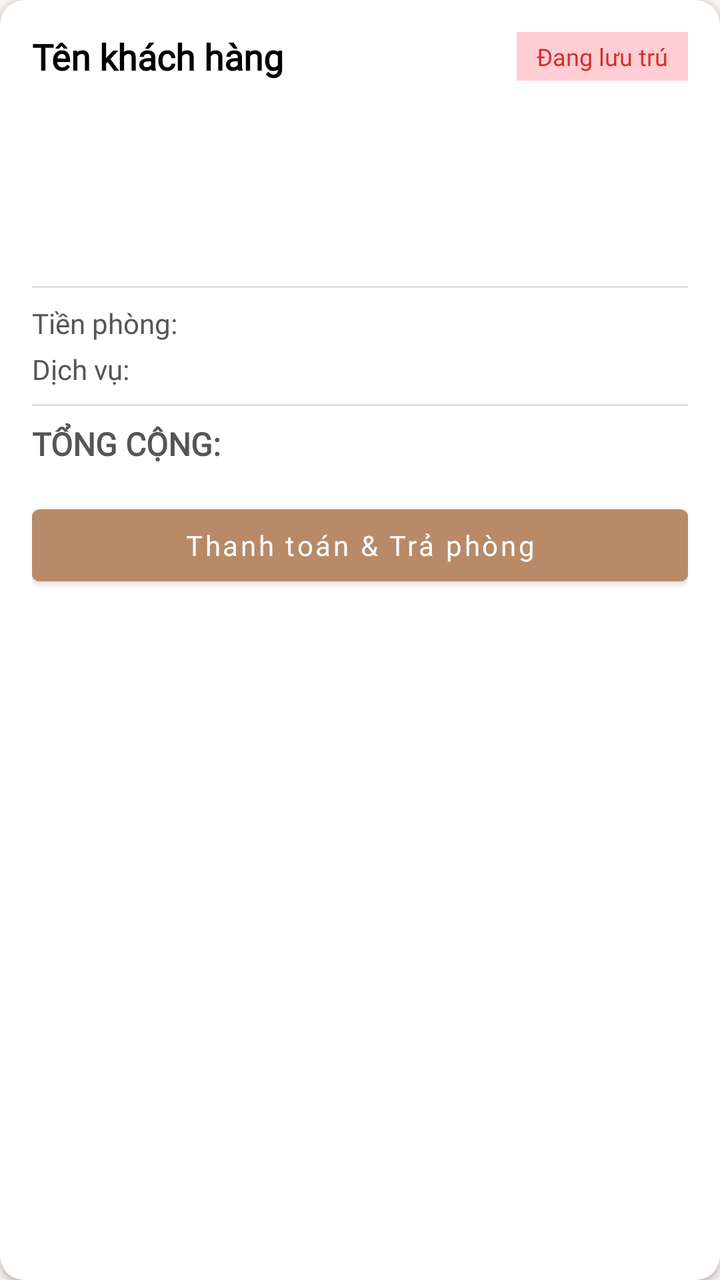
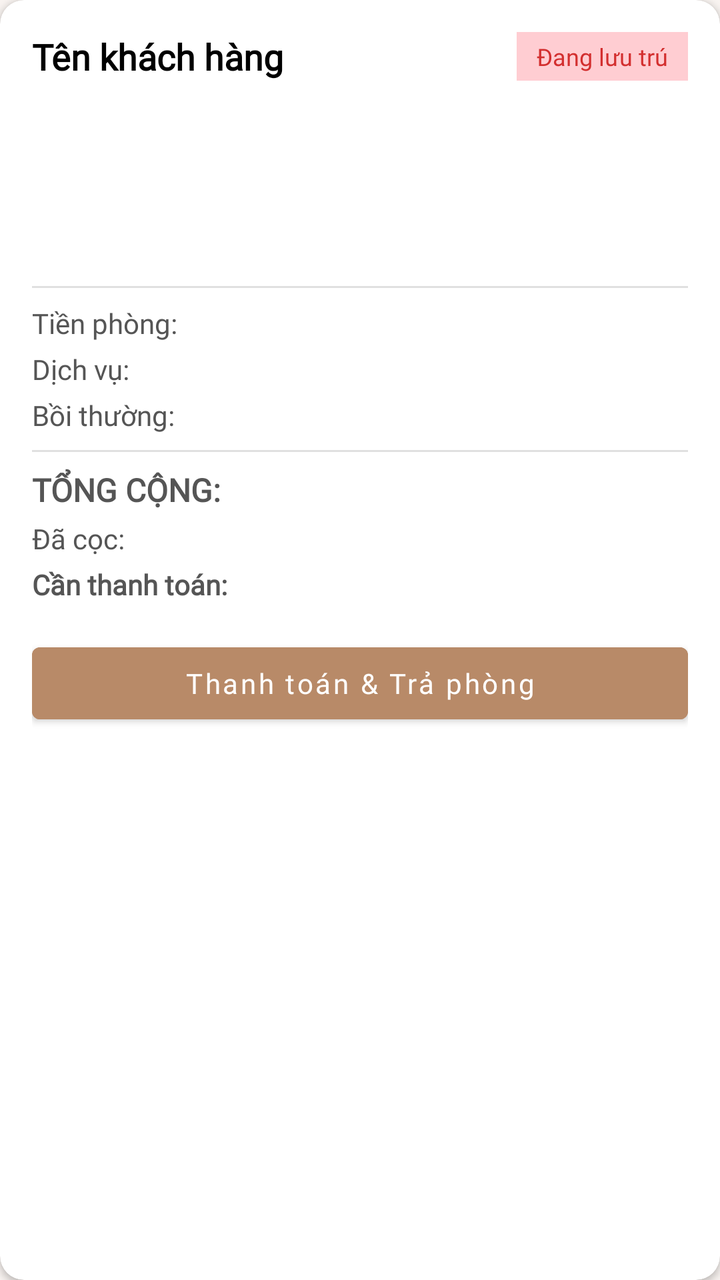

Before-and-after screenshots of an Android layout around one commit, followed by the original layout XML and the change that was made.
<!-- AndroidManifest.xml: application theme Theme.Project_Mobile -->
<!-- res/layout/item_checkout_card.xml -->
<?xml version="1.0" encoding="utf-8"?>
<androidx.cardview.widget.CardView xmlns:android="http://schemas.android.com/apk/res/android"
    xmlns:app="http://schemas.android.com/apk/res-auto"
    android:layout_width="match_parent"
    android:layout_height="wrap_content"
    android:layout_marginBottom="16dp"
    app:cardCornerRadius="12dp"
    app:cardElevation="2dp"
    android:backgroundTint="@android:color/white">

    <LinearLayout
        android:layout_width="match_parent"
        android:layout_height="wrap_content"
        android:orientation="vertical"
        android:padding="16dp">

        <LinearLayout
            android:layout_width="match_parent"
            android:layout_height="wrap_content"
            android:orientation="horizontal"
            android:gravity="center_vertical"
            android:layout_marginBottom="8dp">

            <TextView
                android:id="@+id/tvCustomerName"
                android:layout_width="0dp"
                android:layout_height="wrap_content"
                android:layout_weight="1"
                android:text="Tên khách hàng"
                android:fontFamily="@font/livvic"
                android:textStyle="bold"
                android:textSize="18sp"
                android:textColor="@color/black"/>

            <TextView
                android:layout_width="wrap_content"
                android:layout_height="wrap_content"
                android:background="#FFCDD2"
                android:paddingHorizontal="10dp"
                android:paddingVertical="4dp"
                android:text="Đang lưu trú"
                android:fontFamily="@font/livvic"
                android:textColor="#D32F2F"
                android:textSize="12sp"
                app:cornerRadius="4dp"/>
        </LinearLayout>

        <LinearLayout
            android:layout_width="match_parent"
            android:layout_height="wrap_content"
            android:orientation="horizontal"
            android:layout_marginBottom="12dp">
            <LinearLayout
                android:layout_width="0dp"
                android:layout_height="wrap_content"
                android:layout_weight="1"
                android:orientation="vertical">
                <TextView android:id="@+id/tvRoomNumber" android:layout_width="wrap_content" android:layout_height="wrap_content" android:textColor="#888888" android:textSize="13sp" android:layout_marginBottom="4dp"/>
                <TextView android:id="@+id/tvPhone" android:layout_width="wrap_content" android:layout_height="wrap_content" android:textColor="#888888" android:textSize="13sp" android:layout_marginBottom="4dp"/>
                <TextView android:id="@+id/tvEmail" android:layout_width="wrap_content" android:layout_height="wrap_content" android:textColor="#888888" android:textSize="13sp" android:layout_marginBottom="4dp"/>
                <TextView android:id="@+id/tvDateRange" android:layout_width="wrap_content" android:layout_height="wrap_content" android:textColor="#888888" android:textSize="13sp"/>
            </LinearLayout>
            <LinearLayout
                android:layout_width="wrap_content"
                android:layout_height="wrap_content"
                android:orientation="vertical"
                android:gravity="end">
                <TextView android:id="@+id/tvTotalGuests" android:layout_width="wrap_content" android:layout_height="wrap_content" android:textColor="#888888" android:textSize="13sp" android:layout_marginBottom="4dp"/>
                <TextView android:id="@+id/tvAdultCount" android:layout_width="wrap_content" android:layout_height="wrap_content" android:textColor="#888888" android:textSize="13sp" android:layout_marginBottom="4dp"/>
                <TextView android:id="@+id/tvChildCount" android:layout_width="wrap_content" android:layout_height="wrap_content" android:textColor="#888888" android:textSize="13sp"/>
            </LinearLayout>
        </LinearLayout>

        <View android:layout_width="match_parent" android:layout_height="1dp" android:background="#E0E0E0" android:layout_marginBottom="8dp"/>

        <LinearLayout android:layout_width="match_parent" android:layout_height="wrap_content" android:orientation="horizontal" android:layout_marginBottom="4dp">
            <TextView android:layout_width="0dp" android:layout_height="wrap_content" android:layout_weight="1" android:text="Tiền phòng:" android:fontFamily="@font/livvic" android:textColor="#555555"/>
            <TextView android:id="@+id/tvRoomFee" android:layout_width="wrap_content" android:layout_height="wrap_content" android:fontFamily="@font/livvic" android:textColor="#333333"/>
        </LinearLayout>

        <LinearLayout android:layout_width="match_parent" android:layout_height="wrap_content" android:orientation="horizontal" android:layout_marginBottom="8dp">
            <TextView android:layout_width="0dp" android:layout_height="wrap_content" android:layout_weight="1" android:text="Dịch vụ:" android:fontFamily="@font/livvic" android:textColor="#555555"/>
            <TextView android:id="@+id/tvServiceFee" android:layout_width="wrap_content" android:layout_height="wrap_content" android:fontFamily="@font/livvic" android:textColor="#333333"/>
        </LinearLayout>

        <View android:layout_width="match_parent" android:layout_height="1dp" android:background="#E0E0E0" android:layout_marginBottom="8dp"/>

        <LinearLayout android:layout_width="match_parent" android:layout_height="wrap_content" android:orientation="horizontal" android:layout_marginBottom="16dp">
            <TextView android:layout_width="0dp" android:layout_height="wrap_content" android:layout_weight="1" android:text="TỔNG CỘNG:" android:fontFamily="@font/livvic" android:textStyle="bold" android:textSize="16sp" android:textColor="#555555"/>
            <TextView android:id="@+id/tvTotalFee" android:layout_width="wrap_content" android:layout_height="wrap_content" android:fontFamily="@font/livvic" android:textStyle="bold" android:textSize="16sp" android:textColor="#AA7E5A"/>
        </LinearLayout>

        <Button
            android:id="@+id/btnPayAndCheckout"
            android:layout_width="match_parent"
            android:layout_height="wrap_content"
            android:backgroundTint="#B88A68"
            android:text="Thanh toán &amp; Trả phòng"
            android:fontFamily="@font/livvic"
            android:textAllCaps="false"
            android:textColor="@android:color/white" />
    </LinearLayout>
</androidx.cardview.widget.CardView>
<!-- resources referenced by this layout -->
<resources>
  <color name="black">#FF000000</color>
  <style name="Theme.Project_Mobile" parent="Base.Theme.Project_Mobile" />
  <style name="Base.Theme.Project_Mobile" parent="Theme.MaterialComponents.DayNight.NoActionBar">
          
          <item name="colorPrimary">@color/primary_accent</item>
          <item name="colorPrimaryVariant">@color/primary_accent</item>
          <item name="colorOnPrimary">@color/white</item>
          
          <item name="colorSecondary">@color/secondary_text</item>
          <item name="colorSecondaryVariant">@color/secondary_text</item>
          <item name="colorOnSecondary">@color/black</item>
          
          <item name="android:statusBarColor">@color/background_main</item>
          <item name="android:windowLightStatusBar" tools:targetApi="m">true</item>
          
          <item name="android:windowBackground">@color/background_main</item>
      </style>
  <color name="primary_accent">#B85A1B</color>
  <color name="white">#FFFFFFFF</color>
  <color name="secondary_text">#6D5D51</color>
  <color name="background_main">#F8F3F0</color>
</resources>

<!-- the commit's change to res/layout/item_checkout_card.xml (unified diff, before → after) -->
@@ -78,16 +78,31 @@
             <TextView android:id="@+id/tvRoomFee" android:layout_width="wrap_content" android:layout_height="wrap_content" android:fontFamily="@font/livvic" android:textColor="#333333"/>
         </LinearLayout>
 
-        <LinearLayout android:layout_width="match_parent" android:layout_height="wrap_content" android:orientation="horizontal" android:layout_marginBottom="8dp">
+        <LinearLayout android:layout_width="match_parent" android:layout_height="wrap_content" android:orientation="horizontal" android:layout_marginBottom="4dp">
             <TextView android:layout_width="0dp" android:layout_height="wrap_content" android:layout_weight="1" android:text="Dịch vụ:" android:fontFamily="@font/livvic" android:textColor="#555555"/>
             <TextView android:id="@+id/tvServiceFee" android:layout_width="wrap_content" android:layout_height="wrap_content" android:fontFamily="@font/livvic" android:textColor="#333333"/>
         </LinearLayout>
 
+        <LinearLayout android:layout_width="match_parent" android:layout_height="wrap_content" android:orientation="horizontal" android:layout_marginBottom="8dp">
+            <TextView android:layout_width="0dp" android:layout_height="wrap_content" android:layout_weight="1" android:text="Bồi thường:" android:fontFamily="@font/livvic" android:textColor="#555555"/>
+            <TextView android:id="@+id/tvDamageFee" android:layout_width="wrap_content" android:layout_height="wrap_content" android:fontFamily="@font/livvic" android:textColor="#333333"/>
+        </LinearLayout>
+
         <View android:layout_width="match_parent" android:layout_height="1dp" android:background="#E0E0E0" android:layout_marginBottom="8dp"/>
 
-        <LinearLayout android:layout_width="match_parent" android:layout_height="wrap_content" android:orientation="horizontal" android:layout_marginBottom="16dp">
+        <LinearLayout android:layout_width="match_parent" android:layout_height="wrap_content" android:orientation="horizontal" android:layout_marginBottom="4dp">
             <TextView android:layout_width="0dp" android:layout_height="wrap_content" android:layout_weight="1" android:text="TỔNG CỘNG:" android:fontFamily="@font/livvic" android:textStyle="bold" android:textSize="16sp" android:textColor="#555555"/>
             <TextView android:id="@+id/tvTotalFee" android:layout_width="wrap_content" android:layout_height="wrap_content" android:fontFamily="@font/livvic" android:textStyle="bold" android:textSize="16sp" android:textColor="#AA7E5A"/>
+        </LinearLayout>
+
+        <LinearLayout android:layout_width="match_parent" android:layout_height="wrap_content" android:orientation="horizontal" android:layout_marginBottom="4dp">
+            <TextView android:layout_width="0dp" android:layout_height="wrap_content" android:layout_weight="1" android:text="Đã cọc:" android:fontFamily="@font/livvic" android:textColor="#555555"/>
+            <TextView android:id="@+id/tvDeposit" android:layout_width="wrap_content" android:layout_height="wrap_content" android:fontFamily="@font/livvic" android:textColor="#333333"/>
+        </LinearLayout>
+
+        <LinearLayout android:layout_width="match_parent" android:layout_height="wrap_content" android:orientation="horizontal" android:layout_marginBottom="16dp">
+            <TextView android:id="@+id/tvAmountDueLabel" android:layout_width="0dp" android:layout_height="wrap_content" android:layout_weight="1" android:text="Cần thanh toán:" android:fontFamily="@font/livvic" android:textStyle="bold" android:textColor="#555555"/>
+            <TextView android:id="@+id/tvAmountDue" android:layout_width="wrap_content" android:layout_height="wrap_content" android:fontFamily="@font/livvic" android:textStyle="bold" android:textColor="#AA7E5A"/>
         </LinearLayout>
 
         <Button
